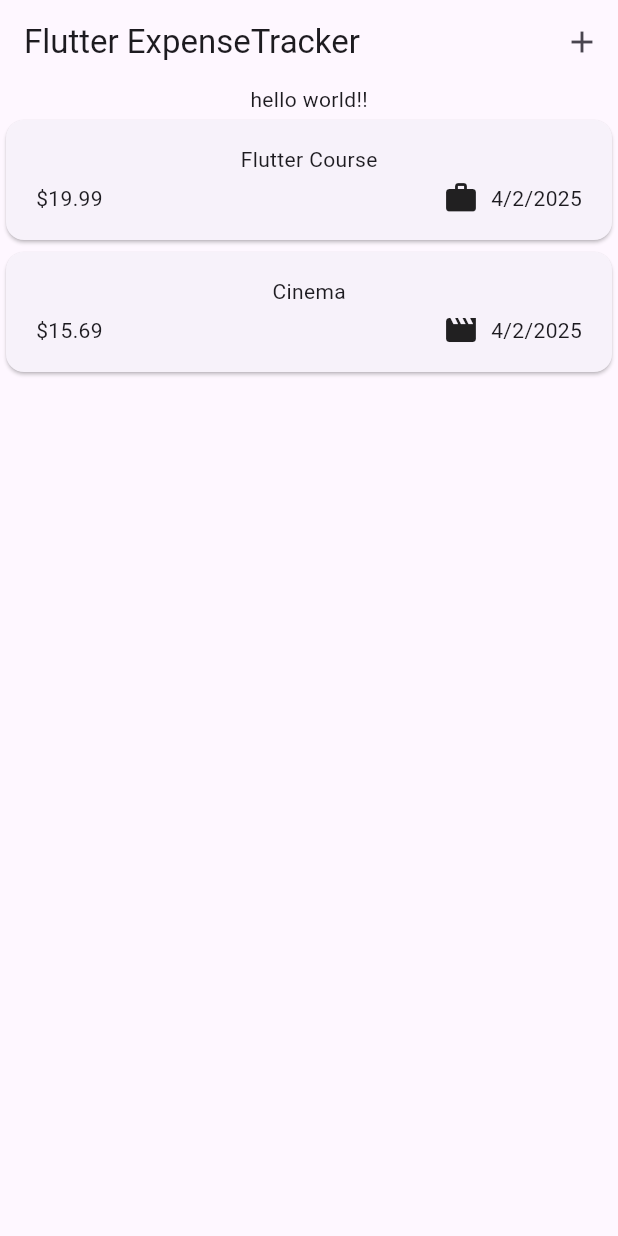
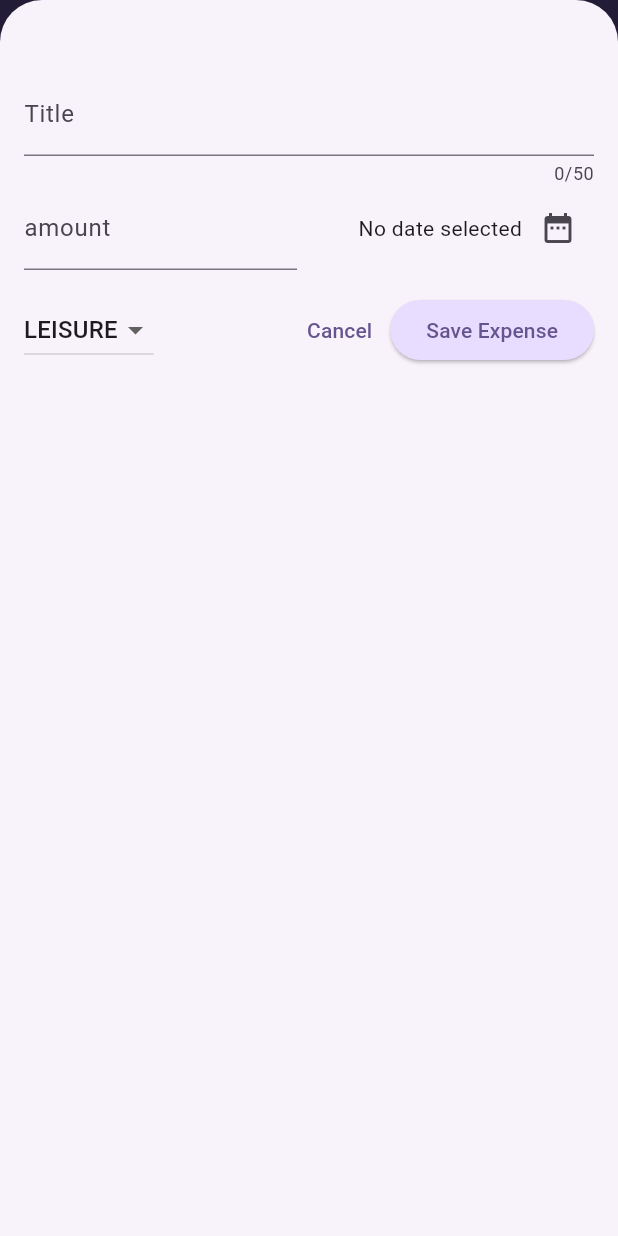
Before and after one commit to trinhtienquang/Flutter_tutorial, a Flutter app: the Expenses screen opened directly, after a tap on the "add" icon, on a phone screen of 412 x 824 dp. Run offline on Flutter 3.47's test engine with Material 3 defaults, Android fonts, the phone set to English and light mode, and no system bars; our stand-ins replace animated_text_kit, dio, geolocator, google_fonts; missing offline and left inert: confirm_dialog, face_camera.

Commit message:
add theme

```diff
--- a/expense_tracker/lib/widgets/expenses.dart
+++ b/expense_tracker/lib/widgets/expenses.dart
@@ -1,3 +1,4 @@
+import 'package:expense_tracker/widgets/new_expense.dart';
 import 'package:flutter/material.dart';
 import 'package:expense_tracker/models/expense.dart';
 import 'package:expense_tracker/widgets/expenses_list/expenses_list.dart';
@@ -25,19 +26,64 @@
     ),
   ];
 
-  void _openAddExpenseOverlay() {}
+  void _openAddExpenseOverlay() {
+    showModalBottomSheet(
+      isScrollControlled: true,
+      context: context,
+      builder: (ctx) => NewExpense(onAddExpense: _addExpense),
+    );
+  }
+
+  void _addExpense(Expense expense) {
+    setState(() {
+      _registeredExpenses.add(expense);
+    });
+  }
+
+  void _removeExpense(Expense expense) {
+    final expenseIndex = _registeredExpenses.indexOf(expense);
+    setState(() {
+      _registeredExpenses.remove(expense);
+    });
+    ScaffoldMessenger.of(context).clearSnackBars();
+    ScaffoldMessenger.of(context).showSnackBar(
+      SnackBar(
+        duration: Duration(seconds: 3),
+        content: Text('Expense deleted.'),
+        action: SnackBarAction(
+          label: 'Undo',
+          onPressed: () {
+            setState(() {
+              _registeredExpenses.insert(expenseIndex, expense);
+            });
+          },
+        ),
+      ),
+    );
+  }
+
   @override
   Widget build(BuildContext context) {
+    Widget mainContent = Center(
+      child: Text('No expenses found. Start adding somthing'),
+    );
+
+    if (_registeredExpenses.isNotEmpty) {
+      mainContent = ExpensesList(
+        expeses: _registeredExpenses,
+        onRemoveExpense: _removeExpense,
+      );
+    }
+
     return Scaffold(
       appBar: AppBar(
         title: Text('Flutter ExpenseTracker'),
-        actions: [IconButton(onPressed: () {}, icon: Icon(Icons.add))],
+        actions: [
+          IconButton(onPressed: _openAddExpenseOverlay, icon: Icon(Icons.add)),
+        ],
       ),
       body: Column(
-        children: [
-          Text('hello world!!'),
-          Expanded(child: ExpensesList(expeses: _registeredExpenses)),
-        ],
+        children: [Text('hello world!!'), Expanded(child: mainContent)],
       ),
     );
   }
--- a/expense_tracker/lib/widgets/expenses_list/expenses_item.dart
+++ b/expense_tracker/lib/widgets/expenses_list/expenses_item.dart
@@ -12,8 +12,9 @@
       child: Padding(
         padding: const EdgeInsets.symmetric(horizontal: 20, vertical: 16),
         child: Column(
+          crossAxisAlignment: CrossAxisAlignment.start,
           children: [
-            Text(expense.title),
+            Text(expense.title, style: Theme.of(context).textTheme.titleLarge),
             SizedBox(height: 4),
             Row(
               children: [
--- a/expense_tracker/lib/widgets/expenses_list/expenses_list.dart
+++ b/expense_tracker/lib/widgets/expenses_list/expenses_list.dart
@@ -3,14 +3,30 @@
 import 'package:flutter/material.dart';
 
 class ExpensesList extends StatelessWidget {
-  const ExpensesList({super.key, required this.expeses});
+  const ExpensesList({
+    super.key,
+    required this.expeses,
+    required this.onRemoveExpense,
+  });
 
   final List<Expense> expeses;
+  final void Function(Expense expense) onRemoveExpense;
   @override
   Widget build(BuildContext context) {
     return ListView.builder(
       itemCount: expeses.length,
-      itemBuilder: (ctx, index) => ExpensesItem(expense: expeses[index]),
+      itemBuilder:
+          (ctx, index) => Dismissible(
+            background: Container(
+              color: Theme.of(context).colorScheme.error.withOpacity(0.75),
+              margin: EdgeInsets.symmetric(
+                horizontal: Theme.of(context).cardTheme.margin!.horizontal,
+              ),
+            ),
+            key: ValueKey(expeses[index]),
+            onDismissed: (direction) => onRemoveExpense(expeses[index]),
+            child: ExpensesItem(expense: expeses[index]),
+          ),
     );
   }
 }
--- /dev/null
+++ b/expense_tracker/lib/widgets/new_expense.dart
@@ -0,0 +1,164 @@
+import 'package:flutter/material.dart';
+import 'package:expense_tracker/models/expense.dart';
+
+class NewExpense extends StatefulWidget {
+  const NewExpense({super.key, required this.onAddExpense});
+
+  final void Function(Expense expense) onAddExpense;
+
+  @override
+  State<NewExpense> createState() => _NewExpenseState();
+}
+
+class _NewExpenseState extends State<NewExpense> {
+  final _titleController = TextEditingController();
+  final _amountController = TextEditingController();
+  DateTime? _selectedDate;
+  Category _selectedCategory = Category.leisure;
+
+  void _presentDatePicker() async {
+    final now = DateTime.now();
+    final firstDate = DateTime(now.year - 1, now.month, now.day);
+    final pickedDate = await showDatePicker(
+      context: context,
+      initialDate: now,
+      firstDate: firstDate,
+      lastDate: now,
+    );
+    setState(() {
+      _selectedDate = pickedDate;
+    });
+  }
+
+  void _submitExpenseData() {
+    final enteredAmount = double.tryParse(
+      _amountController.text,
+    ); //tryParse('hello') => null
+
+    if (_titleController.text.trim().isEmpty ||
+        enteredAmount == null ||
+        enteredAmount <= 0 ||
+        _selectedDate == null) {
+      showDialog(
+        context: context,
+        builder:
+            (ctx) => AlertDialog(
+              title: Text('Invalid input'),
+              content: Text(
+                'Please make sure a valid title, amount, date and ctegory was entered.',
+              ),
+              actions: [
+                TextButton(
+                  onPressed: () {
+                    Navigator.pop(ctx);
+                  },
+                  child: Text('OKay'),
+                ),
+              ],
+            ),
+      );
+      return;
+    }
+
+    widget.onAddExpense(
+      Expense(
+        title: _titleController.text,
+        amount: enteredAmount,
+        date: _selectedDate!,
+        category: _selectedCategory,
+      ),
+    );
+    Navigator.pop(context);
+  }
+
+  @override
+  void dispose() {
+    _titleController.dispose();
+    _amountController.dispose();
+    super.dispose();
+  }
+
+  @override
+  Widget build(BuildContext context) {
+    return Padding(
+      padding: EdgeInsets.fromLTRB(16, 48, 16, 16),
+      child: Column(
+        children: [
+          TextField(
+            controller: _titleController,
+            maxLength: 50,
+            decoration: InputDecoration(label: Text('Title')),
+          ),
+          Row(
+            children: [
+              Expanded(
+                child: TextField(
+                  controller: _amountController,
+                  keyboardType: TextInputType.numberWithOptions(decimal: true),
+                  decoration: InputDecoration(
+                    prefixText: '\$ ',
+                    label: Text('amount'),
+                  ),
+                ),
+              ),
+              SizedBox(width: 16),
+              Expanded(
+                child: Row(
+                  mainAxisAlignment: MainAxisAlignment.end,
+                  crossAxisAlignment: CrossAxisAlignment.center,
+                  children: [
+                    Text(
+                      _selectedDate == null
+                          ? 'No date selected'
+                          : formatter.format(_selectedDate!),
+                    ),
+                    IconButton(
+                      onPressed: _presentDatePicker,
+                      icon: Icon(Icons.date_range),
+                    ),
+                  ],
+                ),
+              ),
+            ],
+          ),
+          SizedBox(height: 16),
+          Row(
+            children: [
+              DropdownButton(
+                value: _selectedCategory,
+                items:
+                    Category.values
+                        .map(
+                          (category) => DropdownMenuItem(
+                            value: category,
+                            child: Text(category.name.toUpperCase()),
+                          ),
+                        )
+                        .toList(),
+                onChanged: (value) {
+                  setState(() {
+                    if (value == null) {
+                      return;
+                    }
+                    _selectedCategory = value;
+                  });
+                },
+              ),
+              Spacer(),
+              TextButton(
+                onPressed: () {
+                  Navigator.pop(context);
+                },
+                child: Text('Cancel'),
+              ),
+              ElevatedButton(
+                onPressed: _submitExpenseData,
+                child: Text('Save Expense'),
+              ),
+            ],
+          ),
+        ],
+      ),
+    );
+  }
+}
```
Also changed, not shown: expense_tracker/lib/main.dart (+32 -1 lines).
